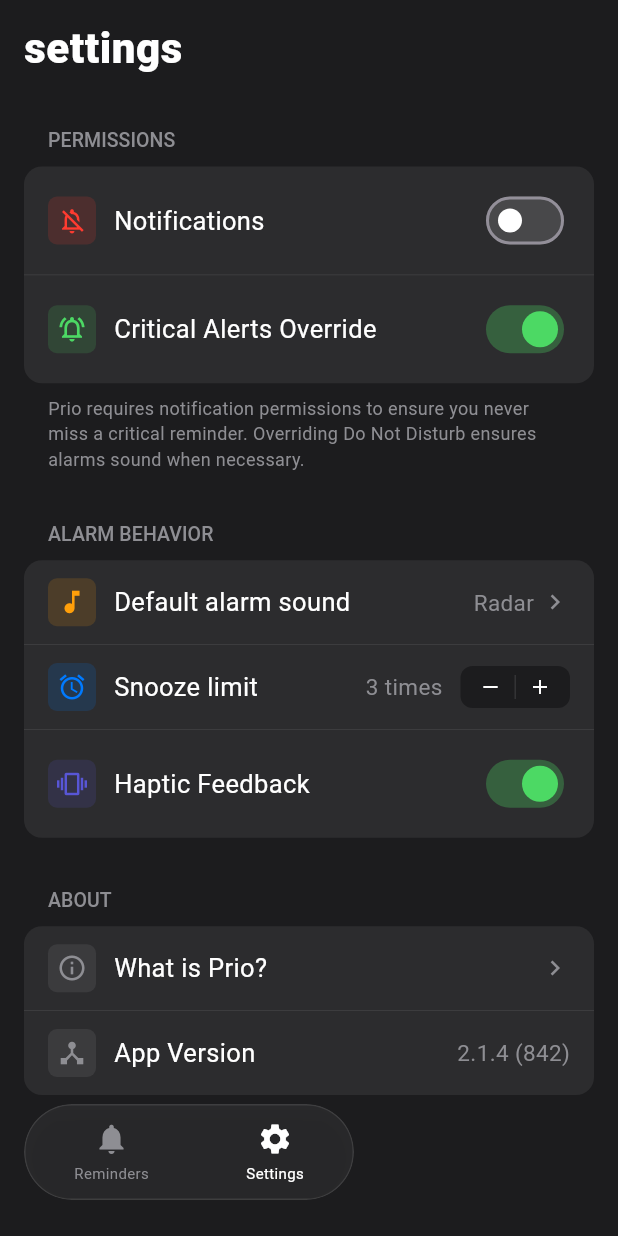
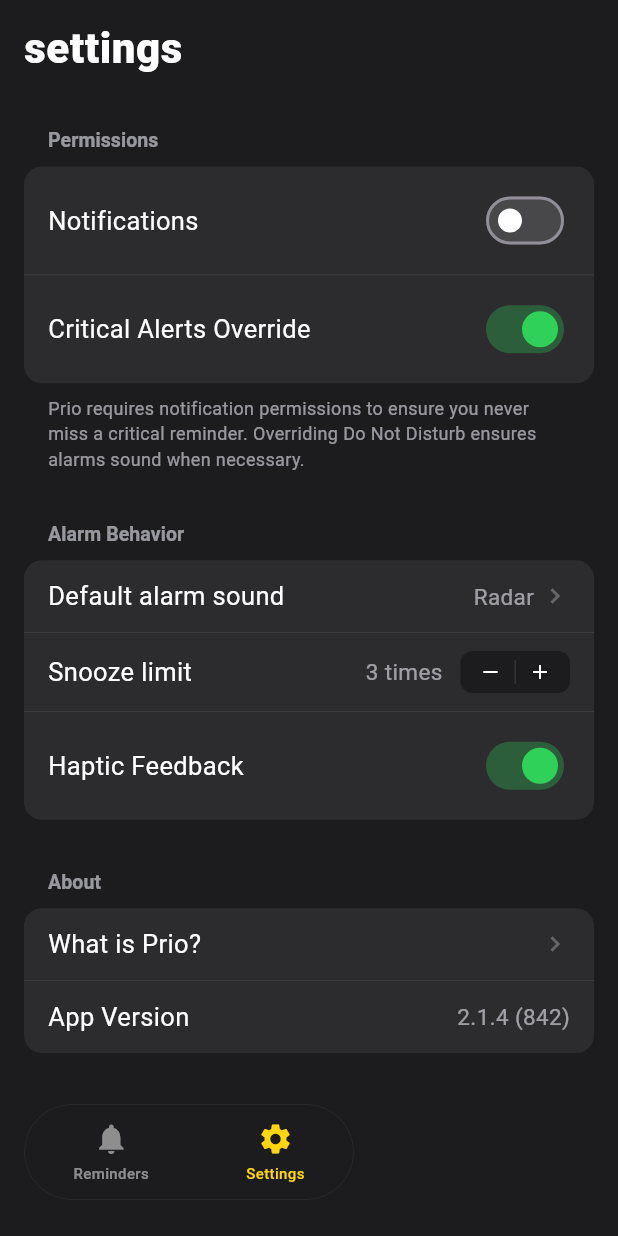
Before and after one commit to vardzz/Prio, a Flutter app: the screen it shows after launch, item 2 of the bottom bar chosen, on a phone screen of 412 x 824 dp. Run offline on Flutter 3.47's test engine with Material 3 defaults, Android fonts, the phone set to English and light mode, and no system bars; our stand-ins replace flutter_local_notifications, flutter_riverpod, hive_ce, hive_ce_flutter, timezone; accounts and stored records are empty; Roboto replaces fonts that are missing (Satoshi).

Commit message:
feat: implement settings screen, reminder card, and add-reminder dialog UI components

```diff
--- a/lib/presentation/screens/home_screen.dart
+++ b/lib/presentation/screens/home_screen.dart
@@ -17,8 +17,10 @@
 
   // --- PRESELECTION FOR BENTO ---
   void _openAddReminder(BuildContext context, WidgetRef ref, {ReminderType? type}) async {
-    final result = await showDialog<Reminder>(
+    final result = await showModalBottomSheet<Reminder>(
       context: context,
+      isScrollControlled: true,
+      backgroundColor: Colors.transparent,
       builder: (context) => AddReminderDialog(initialType: type),
     );
 
@@ -328,21 +330,14 @@
     return ClipRRect(
       borderRadius: BorderRadius.circular(9999),
       child: BackdropFilter(
-        filter: ImageFilter.blur(sigmaX: 10, sigmaY: 10),
+        filter: ImageFilter.blur(sigmaX: 20, sigmaY: 20),
         child: Container(
           width: 220,
           height: 64,
           decoration: BoxDecoration(
-            color: const Color(0xFF2C2C2E).withValues(alpha: 0.8), // ios-card/80
+            color: const Color(0x991C1C1E), // Frosted glass dark translucency
             borderRadius: BorderRadius.circular(9999),
-            border: Border.all(color: Colors.white.withValues(alpha: 0.1), width: 1),
-            boxShadow: [
-              BoxShadow(
-                color: Colors.black.withValues(alpha: 0.3),
-                blurRadius: 10,
-                offset: const Offset(0, 4),
-              ),
-            ],
+            border: Border.all(color: Colors.white.withValues(alpha: 0.08), width: 0.5),
           ),
           child: Row(
             mainAxisAlignment: MainAxisAlignment.spaceAround,
@@ -379,7 +374,7 @@
         children: [
           Icon(
             icon,
-            color: isActive ? Colors.white : const Color(0xFF8E8E93),
+            color: isActive ? const Color(0xFFFFD60A) : const Color(0x80FFFFFF),
             size: 24,
           ),
           const SizedBox(height: 4),
@@ -387,8 +382,8 @@
             label,
             style: TextStyle(
               fontSize: 10,
-              fontWeight: FontWeight.w400,
-              color: isActive ? Colors.white : const Color(0xFF8E8E93),
+              fontWeight: FontWeight.w500,
+              color: isActive ? const Color(0xFFFFD60A) : const Color(0x80FFFFFF),
             ),
           ),
         ],
@@ -400,21 +395,14 @@
     return ClipRRect(
       borderRadius: BorderRadius.circular(9999),
       child: BackdropFilter(
-        filter: ImageFilter.blur(sigmaX: 10, sigmaY: 10),
+        filter: ImageFilter.blur(sigmaX: 20, sigmaY: 20),
         child: Container(
           width: 64,
           height: 64,
           decoration: BoxDecoration(
-            color: const Color(0xFF2C2C2E).withValues(alpha: 0.8),
+            color: const Color(0x991C1C1E), // Frosted glass dark translucency
             shape: BoxShape.circle,
-            border: Border.all(color: Colors.white.withValues(alpha: 0.1), width: 1),
-            boxShadow: [
-              BoxShadow(
-                color: Colors.black.withValues(alpha: 0.3),
-                blurRadius: 10,
-                offset: const Offset(0, 4),
-              ),
-            ],
+            border: Border.all(color: Colors.white.withValues(alpha: 0.08), width: 0.5),
           ),
           child: InkWell(
             onTap: () => _openAddReminder(context, ref),
@@ -422,7 +410,7 @@
             child: const Center(
               child: Icon(
                 Icons.add,
-                color: Colors.white,
+                color: Color(0xFFFFD60A), // Notes Yellow Accent
                 size: 28,
               ),
             ),
@@ -433,6 +421,39 @@
   }
 
   // --- SECTIONS ---
+  Widget _buildDismissibleRow({
+    required BuildContext context,
+    required WidgetRef ref,
+    required Reminder r,
+    required Widget child,
+  }) {
+    return Dismissible(
+      key: Key(r.id),
+      background: Container(
+        color: const Color(0xFF30D158), // accent-completed (iOS green)
+        alignment: Alignment.centerLeft,
+        padding: const EdgeInsets.only(left: 20.0),
+        child: const Icon(Icons.check, color: Colors.white, size: 22),
+      ),
+      secondaryBackground: Container(
+        color: const Color(0xFFFF3B30), // accent-critical (iOS red)
+        alignment: Alignment.centerRight,
+        padding: const EdgeInsets.only(right: 20.0),
+        child: const Icon(Icons.delete, color: Colors.white, size: 22),
+      ),
+      onDismissed: (direction) {
+        if (direction == DismissDirection.startToEnd) {
+          ref.read(reminderListProvider.notifier).updateReminder(
+                r.copyWith(isCompleted: !r.isCompleted),
+              );
+        } else {
+          ref.read(reminderListProvider.notifier).deleteReminder(r.id);
+        }
+      },
+      child: child,
+    );
+  }
+
   Widget _buildCriticalSection(WidgetRef ref, List<Reminder> items) {
     if (items.isEmpty) return const SizedBox.shrink();
     return Column(
@@ -442,7 +463,11 @@
         _buildRoundedContainer(
           children: List.generate(items.length, (idx) {
             final r = items[idx];
-            return ReminderCard(
+            return _buildDismissibleRow(
+              context: ref.context,
+              ref: ref,
+              r: r,
+              child: ReminderCard(
                 title: r.title,
                 subtitle: _getSubtitle(r),
                 leftBorderColor: const Color(0xFFFF3B30), // ios-red
@@ -452,6 +477,7 @@
                         r.copyWith(isCompleted: !r.isCompleted),
                       );
                 },
+              ),
             );
           }),
         ),
@@ -474,7 +500,11 @@
             } else if (r.priority == PriorityLevel.critical) {
               dotColor = const Color(0xFFFF3B30);
             }
-            return ReminderCard(
+            return _buildDismissibleRow(
+              context: ref.context,
+              ref: ref,
+              r: r,
+              child: ReminderCard(
                 title: r.title,
                 subtitle: r.description ?? _getSubtitle(r),
                 icon: _getTypeIcon(r.type),
@@ -485,6 +515,7 @@
                         r.copyWith(isCompleted: !r.isCompleted),
                       );
                 },
+              ),
             );
           }),
         ),
@@ -504,7 +535,11 @@
             children: List.generate(items.length, (idx) {
               final r = items[idx];
               final dateLabel = '${r.scheduledAt.month}/${r.scheduledAt.day}';
-              return ReminderCard(
+              return _buildDismissibleRow(
+                context: ref.context,
+                ref: ref,
+                r: r,
+                child: ReminderCard(
                   title: r.title,
                   trailing: Text(
                     dateLabel,
@@ -516,6 +551,7 @@
                           r.copyWith(isCompleted: !r.isCompleted),
                         );
                   },
+                ),
               );
             }),
           ),
@@ -523,8 +559,6 @@
       ],
     );
   }
-
-
 
   void _handleCompletedTap(BuildContext context, WidgetRef ref, Reminder r) {
     showCupertinoModalPopup(
@@ -579,11 +613,16 @@
           child: _buildRoundedContainer(
             children: List.generate(items.length, (idx) {
               final r = items[idx];
-              return ReminderCard(
+              return _buildDismissibleRow(
+                context: context,
+                ref: ref,
+                r: r,
+                child: ReminderCard(
                   title: r.title,
                   isCompleted: true,
                   showBottomDivider: idx < items.length - 1,
                   onTap: () => _handleCompletedTap(context, ref, r),
+                ),
               );
             }),
           ),
--- a/lib/presentation/screens/settings_screen.dart
+++ b/lib/presentation/screens/settings_screen.dart
@@ -29,13 +29,11 @@
     }
   }
 
-
-
   @override
   Widget build(BuildContext context) {
     return SingleChildScrollView(
       physics: const BouncingScrollPhysics(),
-      padding: const EdgeInsets.symmetric(horizontal: 16.0, vertical: 12.0),
+      padding: const EdgeInsets.only(left: 16.0, right: 16.0, top: 12.0, bottom: 100.0), // Padding to clear floating navbar
       child: Column(
         crossAxisAlignment: CrossAxisAlignment.start,
         children: [
@@ -44,8 +42,6 @@
           _buildCard([
             // Notifications status
             _buildSettingRow(
-              icon: _notificationsPermission ? Icons.notifications_active_outlined : Icons.notifications_off_outlined,
-              iconColor: _notificationsPermission ? const Color(0xFF4CD964) : const Color(0xFFFF3B30),
               title: 'Notifications',
               trailing: Switch(
                 value: _notificationsPermission,
@@ -54,8 +50,8 @@
                     _notificationsPermission = val;
                   });
                 },
-                activeThumbColor: const Color(0xFF4CD964),
-                activeTrackColor: const Color(0xFF4CD964).withValues(alpha: 0.3),
+                activeThumbColor: const Color(0xFF30D158), // ios green
+                activeTrackColor: const Color(0xFF30D158).withValues(alpha: 0.3),
                 inactiveThumbColor: Colors.white,
                 inactiveTrackColor: const Color(0xFF48484A),
               ),
@@ -63,8 +59,6 @@
             ),
             // Critical Alerts Override
             _buildSettingRow(
-              icon: _criticalAlertsOverride ? Icons.notifications_active_outlined : Icons.notifications_off_outlined,
-              iconColor: _criticalAlertsOverride ? const Color(0xFF4CD964) : const Color(0xFF8E8E93),
               title: 'Critical Alerts Override',
               trailing: Switch(
                 value: _criticalAlertsOverride,
@@ -73,8 +67,8 @@
                     _criticalAlertsOverride = val;
                   });
                 },
-                activeThumbColor: const Color(0xFF4CD964),
-                activeTrackColor: const Color(0xFF4CD964).withValues(alpha: 0.3),
+                activeThumbColor: const Color(0xFF30D158),
+                activeTrackColor: const Color(0xFF30D158).withValues(alpha: 0.3),
                 inactiveThumbColor: Colors.white,
                 inactiveTrackColor: const Color(0xFF48484A),
               ),
@@ -87,7 +81,7 @@
             child: Text(
               'Prio requires notification permissions to ensure you never miss a critical reminder. Overriding Do Not Disturb ensures alarms sound when necessary.',
               style: TextStyle(
-                color: Color(0xFF8E8E93),
+                color: Color(0x99EBEBF5), // text-secondary (60%)
                 fontSize: 12,
                 height: 1.4,
               ),
@@ -100,33 +94,29 @@
           _buildCard([
             // Default Alarm Sound
             _buildSettingRow(
-              icon: Icons.music_note,
-              iconColor: const Color(0xFFFF9F0A), // ios-orange
               title: 'Default alarm sound',
               trailing: const Row(
                 mainAxisSize: MainAxisSize.min,
                 children: [
                   Text(
                     'Radar',
-                    style: TextStyle(color: Color(0xFF8E8E93), fontSize: 15),
+                    style: TextStyle(color: Color(0x99EBEBF5), fontSize: 15),
                   ),
                   SizedBox(width: 4),
-                  Icon(Icons.chevron_right, color: Color(0xFF8E8E93), size: 20),
+                  Icon(Icons.chevron_right, color: Color(0x4DEBEBF5), size: 20),
                 ],
               ),
               showDivider: true,
             ),
             // Snooze Limit Counter
             _buildSettingRow(
-              icon: Icons.alarm,
-              iconColor: const Color(0xFF007AFF),
               title: 'Snooze limit',
               trailing: Row(
                 mainAxisSize: MainAxisSize.min,
                 children: [
                   Text(
                     '$_snoozeLimit times',
-                    style: const TextStyle(color: Color(0xFF8E8E93), fontSize: 15),
+                    style: const TextStyle(color: Color(0x99EBEBF5), fontSize: 15),
                   ),
                   const SizedBox(width: 12),
                   Container(
@@ -165,8 +155,6 @@
             ),
             // Haptic Feedback Switch
             _buildSettingRow(
-              icon: Icons.vibration,
-              iconColor: const Color(0xFF5856D6), // iOS purple
               title: 'Haptic Feedback',
               trailing: Switch(
                 value: _hapticFeedback,
@@ -175,8 +163,8 @@
                     _hapticFeedback = val;
                   });
                 },
-                activeThumbColor: const Color(0xFF4CD964),
-                activeTrackColor: const Color(0xFF4CD964).withValues(alpha: 0.3),
+                activeThumbColor: const Color(0xFF30D158),
+                activeTrackColor: const Color(0xFF30D158).withValues(alpha: 0.3),
                 inactiveThumbColor: Colors.white,
                 inactiveTrackColor: const Color(0xFF48484A),
               ),
@@ -190,29 +178,21 @@
           _buildCard([
             // What is Prio?
             _buildSettingRow(
-              icon: Icons.info_outline,
-              iconColor: const Color(0xFF8E8E93),
               title: 'What is Prio?',
-              trailing: const Icon(Icons.chevron_right, color: Color(0xFF8E8E93), size: 20),
+              trailing: const Icon(Icons.chevron_right, color: Color(0x4DEBEBF5), size: 20),
               showDivider: true,
             ),
             // App Version
             _buildSettingRow(
-              icon: Icons.device_hub_outlined,
-              iconColor: const Color(0xFF8E8E93),
               title: 'App Version',
               trailing: const Text(
                 '2.1.4 (842)',
-                style: TextStyle(color: Color(0xFF8E8E93), fontSize: 15),
+                style: TextStyle(color: Color(0x99EBEBF5), fontSize: 15),
               ),
               showDivider: false,
             ),
           ]),
           const SizedBox(height: 24),
-
-          // Reset Settings Button
-
-          const SizedBox(height: 80), // extra padding for bottom bar
         ],
       ),
     );
@@ -222,11 +202,11 @@
     return Padding(
       padding: const EdgeInsets.only(left: 16.0, bottom: 8.0, top: 8.0),
       child: Text(
-        title.toUpperCase(),
+        title,
         style: const TextStyle(
           fontSize: 13,
-          fontWeight: FontWeight.w500,
-          color: Color(0xFF8E8E93),
+          fontWeight: FontWeight.w600,
+          color: Color(0x99EBEBF5), // text-secondary (60%)
           letterSpacing: 0.06,
         ),
       ),
@@ -236,7 +216,7 @@
   Widget _buildCard(List<Widget> children) {
     return Container(
       decoration: BoxDecoration(
-        color: const Color(0xFF2C2C2E), // ios-card
+        color: const Color(0xFF2C2C2E), // bg-surface (iOS grey)
         borderRadius: BorderRadius.circular(12),
       ),
       clipBehavior: Clip.antiAlias,
@@ -247,8 +227,6 @@
   }
 
   Widget _buildSettingRow({
-    required IconData icon,
-    required Color iconColor,
     required String title,
     required Widget trailing,
     bool showDivider = true,
@@ -264,15 +242,6 @@
       padding: const EdgeInsets.symmetric(horizontal: 16.0, vertical: 12.0),
       child: Row(
         children: [
-          Container(
-            padding: const EdgeInsets.all(6),
-            decoration: BoxDecoration(
-              color: iconColor.withValues(alpha: 0.15),
-              borderRadius: BorderRadius.circular(6),
-            ),
-            child: Icon(icon, color: iconColor, size: 20),
-          ),
-          const SizedBox(width: 12),
           Text(
             title,
             style: const TextStyle(
```
Also changed, not shown: lib/presentation/widgets/add_reminder_dialog.dart (+111 -95 lines), lib/presentation/widgets/reminder_card.dart (+33 -28 lines). Lines whose indentation alone changed are shown as unchanged.
